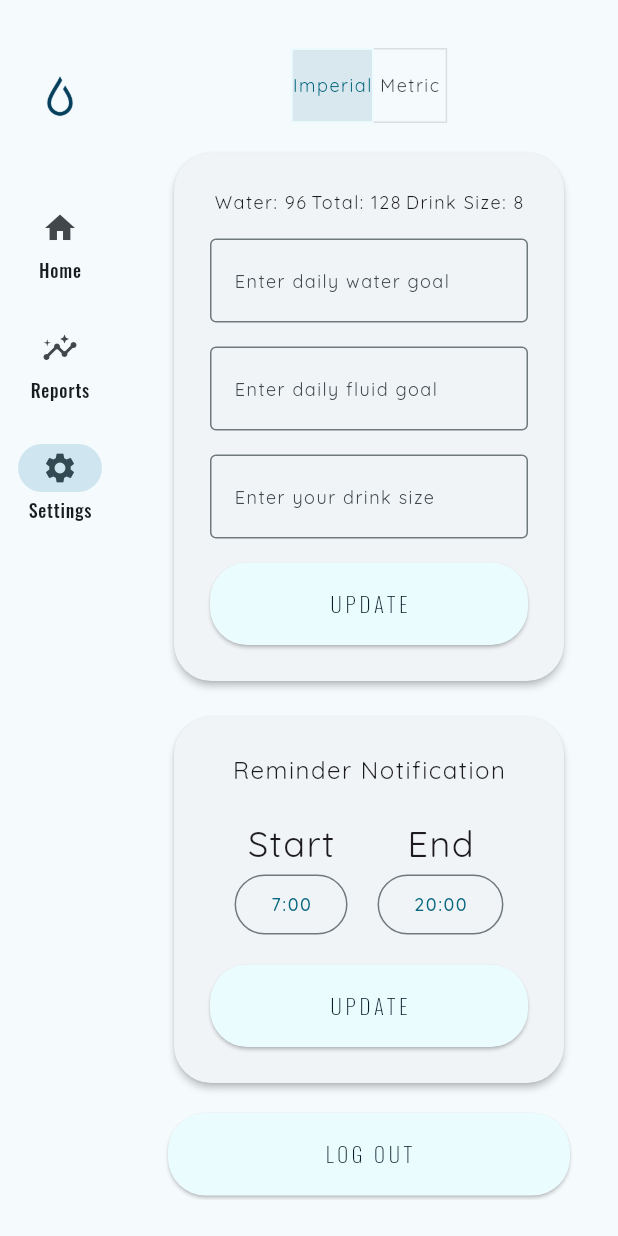
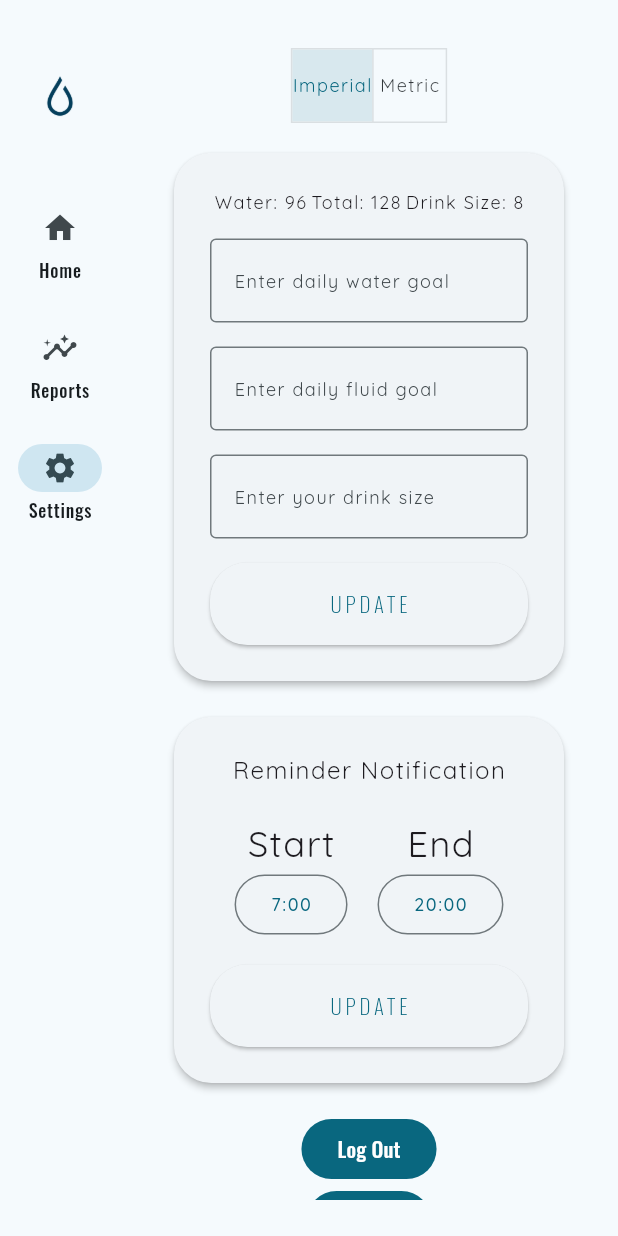
Before and after one commit to swsvindland/fitness-mobile, a Flutter app: the HomePageDesktop screen opened directly, after a tap on "Reports", after a tap on "Settings", on a phone screen of 412 x 824 dp. Run offline on Flutter 3.47's test engine with Material 3 defaults, Android fonts, the phone set to English and light mode, and no system bars; our stand-ins replace carousel_slider, cloud_firestore, community_charts_flutter, firebase_analytics, firebase_auth, firebase_core and 6 more; missing offline and left inert: os_detect; accounts and stored records are empty; generated files the repository leaves out were written again; network calls fail.

Commit message:
remove custom progress bars

```diff
--- a/apps/water_track/lib/main.dart
+++ b/apps/water_track/lib/main.dart
@@ -70,9 +70,6 @@ class App extends StatelessWidget {
           textTheme: GoogleFonts.oswaldTextTheme(),
           elevatedButtonTheme: ElevatedButtonThemeData(
             style: ButtonStyle(
-              backgroundColor:
-                  MaterialStateProperty.all<Color>(primaryVeryLight),
-              foregroundColor: MaterialStateProperty.all<Color>(textPrimary),
               fixedSize: MaterialStateProperty.all<Size>(const Size(300, 55)),
               shape: MaterialStateProperty.all<RoundedRectangleBorder>(
                 RoundedRectangleBorder(
@@ -87,8 +84,6 @@ class App extends StatelessWidget {
           textTheme: GoogleFonts.oswaldTextTheme(ThemeData.dark().textTheme),
           elevatedButtonTheme: ElevatedButtonThemeData(
             style: ButtonStyle(
-              foregroundColor: MaterialStateProperty.all<Color>(primaryVeryLight),
-              backgroundColor: MaterialStateProperty.all<Color>(background),
               fixedSize: MaterialStateProperty.all<Size>(const Size(300, 55)),
               shape: MaterialStateProperty.all<RoundedRectangleBorder>(
                 RoundedRectangleBorder(
--- a/apps/water_track/lib/utils/constants.dart
+++ b/apps/water_track/lib/utils/constants.dart
@@ -8,19 +8,8 @@ const int md = 900;
 const int lg = 1200;
 const int xl = 1536;
 
-const background = Color(0xff053F5C);
-const primaryVeryLight = Color(0xffEBFCFF);
-const primaryLight = Color(0xff9FE7F5);
 const primary = Color(0xff4198B5);
 const primaryDark = Color(0xff155E83);
-
-const secondaryLight = Color(0xffF7AD19);
-const secondary = Color(0xffF27F0C);
-const secondaryDark = Color(0xffBD5F00);
-
-const ternaryLight = Color(0xffFFF9EE);
-const ternary = Color(0xffFFEECD);
-const ternaryDark = Color(0xffFCD78F);
 
 const water = primary;
 const sparklingWater = Color(0xff70C9E8);
@@ -38,6 +27,3 @@ const juice = Color(0xffFFA800);
 const preWorkout = Color(0xff002335);
 const energyDrink = Color(0xffF27F0C);
 const dietEnergyDrink = Color(0xffFFC286);
-
-const textPrimary = Color(0xFF071C26);
-const textSecondary = Color(0xFF666666);
--- a/apps/water_track/lib/widgets/buttons/buttons.dart
+++ b/apps/water_track/lib/widgets/buttons/buttons.dart
@@ -42,7 +42,7 @@ class Buttons extends StatelessWidget {
         DrinkButton(
             title: AppLocalizations.of(context)!.sparklingWater,
             color: sparklingWater,
-            textColor: textPrimary,
+            textColor: Colors.black,
             inc: () => incDrink(user, drinks, 'sparklingWater', graphAnimation,
                 preferences.drinkSize),
             dec: () => decDrink(user, drinks, 'sparklingWater', graphAnimation,
@@ -51,7 +51,7 @@ class Buttons extends StatelessWidget {
         DrinkButton(
             title: AppLocalizations.of(context)!.sportsDrink,
             color: sportsDrink,
-            textColor: textPrimary,
+            textColor: Colors.black,
             inc: () => incDrink(user, drinks, 'sportsDrink', graphAnimation,
                 preferences.drinkSize),
             dec: () => decDrink(user, drinks, 'sportsDrink', graphAnimation,
@@ -60,7 +60,7 @@ class Buttons extends StatelessWidget {
         DrinkButton(
             title: AppLocalizations.of(context)!.dietSportsDrink,
             color: dietSportsDrink,
-            textColor: textPrimary,
+            textColor: Colors.black,
             inc: () => incDrink(user, drinks, 'dietSportsDrink', graphAnimation,
                 preferences.drinkSize),
             dec: () => decDrink(user, drinks, 'dietSportsDrink', graphAnimation,
@@ -138,7 +138,7 @@ class Buttons extends StatelessWidget {
         DrinkButton(
             title: AppLocalizations.of(context)!.dietEnergyDrink,
             color: dietEnergyDrink,
-            textColor: textPrimary,
+            textColor: Colors.black,
             inc: () => incDrink(user, drinks, 'dietEnergyDrink', graphAnimation,
                 preferences.drinkSize),
             dec: () => decDrink(user, drinks, 'dietEnergyDrink', graphAnimation,
--- a/apps/water_track/lib/widgets/buttons/carousel.dart
+++ b/apps/water_track/lib/widgets/buttons/carousel.dart
@@ -43,7 +43,6 @@ class _CarouselState extends State<Carousel> {
               carouselController: _controller,
               options: CarouselOptions(
                 enlargeCenterPage: true,
-                aspectRatio: 2.0,
                 onPageChanged: (index, reason) {
                   setState(() {
                     _current = index;
--- a/apps/water_track/lib/widgets/graph.dart
+++ b/apps/water_track/lib/widgets/graph.dart
@@ -1,11 +1,10 @@
 import 'package:flutter/material.dart';
-import 'package:flutter_animation_progress_bar/flutter_animation_progress_bar.dart';
-import 'package:google_fonts/google_fonts.dart';
 import 'package:provider/provider.dart';
 import 'package:community_charts_flutter/community_charts_flutter.dart' as charts;
 import 'package:models/models.dart';
 import 'package:utils/graph_animation_provider.dart';
 import 'package:water_track/utils/constants.dart';
+import 'package:water_track/widgets/progress_bar.dart';
 import 'package:flutter_gen/gen_l10n/app_localizations.dart';
 
 class Graph extends StatelessWidget {
@@ -60,9 +59,27 @@ class Graph extends StatelessWidget {
 
   @override
   Widget build(BuildContext context) {
-    final drinks = Provider.of<Drinks>(context);
+    final drink = Provider.of<Drinks>(context);
     final preferences = Provider.of<Preferences>(context);
-    var graphData = _createData(drinks);
+    var graphData = _createData(drink);
+
+    var water = drink.water.toDouble() / preferences.waterGoal.toDouble();
+    var totalAmount = drink.water +
+        drink.energyDrink +
+        drink.dietEnergyDrink +
+        drink.preWorkout +
+        drink.tea +
+        drink.milk +
+        drink.coffee +
+        drink.sparklingWater +
+        drink.soda +
+        drink.dietSoda +
+        drink.juice +
+        drink.sportsDrink +
+        drink.dietSportsDrink;
+    var total = totalAmount / preferences.totalGoal.toDouble();
+
+    var unit = preferences.unit == 'imperial' ? 'oz' : 'ml';
 
     return Padding(
       padding: const EdgeInsets.all(12),
@@ -76,52 +93,23 @@ class Graph extends StatelessWidget {
                   width: 200,
                   child: charts.PieChart<String>(graphData,
                       animate: context.watch<GraphAnimationProvider>().animate,
-                      animationDuration: const Duration(milliseconds: 300),
+                      animationDuration: const Duration(milliseconds: 500),
                       defaultRenderer: charts.ArcRendererConfig(arcWidth: 180)))
               : Container(),
-          const SizedBox(height: 8),
-          SizedBox(
-            width: 300,
-            height: 16,
-            child: FAProgressBar(
-              maxValue: preferences.waterGoal.toDouble(),
-              currentValue: drinks.water.toDouble(),
-              displayText: preferences.unit == 'imperial'
-                  ? AppLocalizations.of(context)!.reportOfWaterOz
-                  : AppLocalizations.of(context)!.reportOfWaterMl,
-              displayTextStyle: GoogleFonts.quicksand(
-                  color: background, fontSize: 12, letterSpacing: 1),
-              backgroundColor: primary,
-              progressColor: primaryLight,
-            ),
-          ),
-          const SizedBox(height: 8),
-          SizedBox(
-            width: 300,
-            height: 16,
-            child: FAProgressBar(
-              maxValue: preferences.totalGoal.toDouble(),
-              currentValue: drinks.water +
-                  drinks.energyDrink +
-                  drinks.dietEnergyDrink +
-                  drinks.preWorkout +
-                  drinks.tea +
-                  drinks.milk +
-                  drinks.coffee +
-                  drinks.sparklingWater +
-                  drinks.soda +
-                  drinks.dietSoda +
-                  drinks.juice +
-                  drinks.sportsDrink +
-                  drinks.dietSportsDrink.toDouble(),
-              displayText: preferences.unit == 'imperial'
-                  ? AppLocalizations.of(context)!.reportOfDrinkOz
-                  : AppLocalizations.of(context)!.reportOfDrinkMl,
-              displayTextStyle: GoogleFonts.quicksand(
-                  color: background, fontSize: 12, letterSpacing: 1),
-              backgroundColor: primary,
-              progressColor: primaryLight,
-            ),
+          Column(
+            mainAxisAlignment: MainAxisAlignment.center,
+            crossAxisAlignment: CrossAxisAlignment.start,
+            children: [
+              Text('${AppLocalizations.of(context)!.water} ${(drink.water).round()} $unit'),
+              ProgressBar(
+                value: water,
+              ),
+              const SizedBox(height: 8),
+              Text('${AppLocalizations.of(context)!.total} ${(totalAmount).round()} $unit'),
+              ProgressBar(
+                value: total,
+              ),
+            ],
           ),
         ],
       ),
--- a/apps/water_track/lib/widgets/home.dart
+++ b/apps/water_track/lib/widgets/home.dart
@@ -24,6 +24,8 @@ class Home extends StatelessWidget {
       ],
       child: Center(
         child: SingleChildScrollView(
+          child: SizedBox(
+            width: 600,
             child: Column(
               mainAxisAlignment: MainAxisAlignment.center,
               crossAxisAlignment: CrossAxisAlignment.center,
@@ -36,6 +38,7 @@ class Home extends StatelessWidget {
             ),
           ),
         ),
+      ),
     );
   }
 }
--- /dev/null
+++ b/apps/water_track/lib/widgets/progress_bar.dart
@@ -0,0 +1,20 @@
+import 'package:flutter/material.dart';
+
+class ProgressBar extends StatelessWidget {
+  final double value;
+  const ProgressBar({super.key, required this.value});
+
+  @override
+  Widget build(BuildContext context) {
+    return TweenAnimationBuilder<double>(
+      duration: const Duration(milliseconds: 500),
+      curve: Curves.easeInOut,
+      tween: Tween<double>(
+        begin: 0,
+        end: value,
+      ),
+      builder: (context, value, _) =>
+          LinearProgressIndicator(value: value),
+    );
+  }
+}
--- a/apps/water_track/lib/widgets/report_card.dart
+++ b/apps/water_track/lib/widgets/report_card.dart
@@ -1,12 +1,9 @@
 import 'package:flutter/material.dart';
-import 'package:flutter_animation_progress_bar/flutter_animation_progress_bar.dart';
-import 'package:google_fonts/google_fonts.dart';
 import 'package:intl/intl.dart';
 import 'package:provider/provider.dart';
 import 'package:models/models.dart';
 import 'package:flutter_gen/gen_l10n/app_localizations.dart';
-
-import '../utils/constants.dart';
+import 'package:water_track/widgets/progress_bar.dart';
 
 class ReportCard extends StatelessWidget {
   const ReportCard({super.key, required this.drink});
@@ -15,6 +12,21 @@ class ReportCard extends StatelessWidget {
   @override
   Widget build(BuildContext context) {
     var preferences = Provider.of<Preferences>(context);
+
+    var water = drink.water.toDouble() / preferences.waterGoal.toDouble();
+    var total = (drink.water +
+        drink.energyDrink +
+        drink.dietEnergyDrink +
+        drink.preWorkout +
+        drink.tea +
+        drink.milk +
+        drink.coffee +
+        drink.sparklingWater +
+        drink.soda +
+        drink.dietSoda +
+        drink.juice +
+        drink.sportsDrink +
+        drink.dietSportsDrink.toDouble()) / preferences.totalGoal.toDouble();
 
     return Card(
       child: Padding(
@@ -33,44 +45,14 @@ class ReportCard extends StatelessWidget {
             ),
             const Divider(),
             const SizedBox(height: 8),
-            SizedBox(
-              width: MediaQuery.of(context).size.width * .85,
-              height: 16,
-              child: FAProgressBar(
-                direction: Axis.horizontal,
-                maxValue: preferences.waterGoal.toDouble(),
-                currentValue: drink.water.toDouble(),
-                displayText: preferences.unit == 'imperial' ? AppLocalizations.of(context)!.reportOfWaterOz : AppLocalizations.of(context)!.reportOfWaterMl,
-                displayTextStyle: GoogleFonts.quicksand(color: background, fontSize: 12, letterSpacing: 1),
-                backgroundColor: primary,
-                progressColor: primaryLight,
-              ),
+            Text('${AppLocalizations.of(context)!.water} ${(water * 100).round()}%'),
+            ProgressBar(
+              value: water,
             ),
             const SizedBox(height: 16),
-            SizedBox(
-              width: MediaQuery.of(context).size.width * .85,
-              height: 16,
-              child: FAProgressBar(
-                direction: Axis.horizontal,
-                maxValue: preferences.totalGoal.toDouble(),
-                currentValue: drink.water +
-                    drink.energyDrink +
-                    drink.dietEnergyDrink +
-                    drink.preWorkout +
-                    drink.tea +
-                    drink.milk +
-                    drink.coffee +
-                    drink.sparklingWater +
-                    drink.soda +
-                    drink.dietSoda +
-                    drink.juice +
-                    drink.sportsDrink +
-                    drink.dietSportsDrink.toDouble(),
-                displayText: preferences.unit == 'imperial' ? AppLocalizations.of(context)!.reportOfDrinkOz : AppLocalizations.of(context)!.reportOfDrinkMl,
-                displayTextStyle: GoogleFonts.quicksand(color: background, fontSize: 12, letterSpacing: 1),
-                backgroundColor: primary,
-                progressColor: primaryLight,
-              ),
+            Text('${AppLocalizations.of(context)!.total} ${(total * 100).round()}%'),
+            ProgressBar(
+              value: total,
             ),
           ],
         ),
--- a/apps/water_track/lib/widgets/settings/delete_account.dart
+++ /dev/null
@@ -1,67 +0,0 @@
-import 'package:firebase_auth/firebase_auth.dart';
-import 'package:flutter/material.dart';
-import 'package:water_track/utils/constants.dart';
-import 'package:flutter_gen/gen_l10n/app_localizations.dart';
-
-class DeleteAccount extends StatelessWidget {
-  const DeleteAccount({super.key});
-
-  handleDeleteAccount() {
-    try {
-      var user = FirebaseAuth.instance.currentUser;
-      FirebaseAuth.instance.signOut();
-      user?.delete();
-    } finally {
-      navigatorKey.currentState!
-          .pushNamedAndRemoveUntil("/", (route) => false);
-    }
-  }
-
-  showAlertDialog(BuildContext context) {
-    // set up the buttons
-    Widget cancelButton = TextButton(
-      child: Text(AppLocalizations.of(context)!.cancel),
-      onPressed:  () {
-        Navigator.of(context).pop();
-      },
-    );
-    Widget continueButton = TextButton(
-      onPressed: handleDeleteAccount,
-      child: Text(AppLocalizations.of(context)!.delete),
-    );
-    // set up the AlertDialog
-    AlertDialog alert = AlertDialog(
-      title: Text(AppLocalizations.of(context)!.deleteAccount, style: const TextStyle(color: textPrimary),),
-      content: Text(AppLocalizations.of(context)!.deleteAccountConfirm, style: const TextStyle(color: textPrimary)),
-      actions: [
-        cancelButton,
-        continueButton,
-      ],
-    );
-    // show the dialog
-    showDialog(
-      context: context,
-      builder: (BuildContext context) {
-        return alert;
-      },
-    );
-  }
-
-  @override
-  Widget build(BuildContext context) {
-    return ElevatedButton(
-      onPressed: () {
-        showAlertDialog(context);
-      },
-      child: Text(
-        AppLocalizations.of(context)!.deleteAccount.toUpperCase(),
-        style: const TextStyle(
-          fontSize: 14.0,
-          letterSpacing: 2.5,
-          fontWeight: FontWeight.w100,
-          color: Colors.red,
-        ),
-      ),
-    );
-  }
-}
--- a/apps/water_track/lib/widgets/settings/goals.dart
+++ b/apps/water_track/lib/widgets/settings/goals.dart
@@ -5,7 +5,6 @@ import 'package:provider/provider.dart';
 import 'package:models/models.dart';
 import 'package:water_track/services/database_service.dart';
 import 'package:flutter_gen/gen_l10n/app_localizations.dart';
-import 'package:water_track/utils/constants.dart';
 
 class Goals extends StatefulWidget {
   const Goals({super.key});
@@ -45,8 +44,6 @@ class _GoalsState extends State<Goals> {
   Widget build(BuildContext context) {
     final user = Provider.of<User?>(context);
     final preferences = Provider.of<Preferences>(context);
-    var brightness = MediaQuery.of(context).platformBrightness;
-    var isDarkMode = brightness == Brightness.dark;
 
     return Card(
       elevation: 2,
--- a/apps/water_track/lib/widgets/settings/notifications.dart
+++ b/apps/water_track/lib/widgets/settings/notifications.dart
@@ -5,8 +5,6 @@ import 'package:provider/provider.dart';
 import 'package:water_track/services/database_service.dart';
 import 'package:flutter_gen/gen_l10n/app_localizations.dart';
 import 'package:models/models.dart';
-
-import '../../utils/constants.dart';
 
 class Notifications extends StatefulWidget {
   const Notifications({super.key});
@@ -33,8 +31,6 @@ class _NotificationsState extends State<Notifications> {
   Widget build(BuildContext context) {
     final user = Provider.of<User?>(context);
     final preferences = Provider.of<Preferences>(context);
-    var brightness = MediaQuery.of(context).platformBrightness;
-    var isDarkMode = brightness == Brightness.dark;
 
     setState(() {
       if (!set) {
--- a/apps/water_track/lib/widgets/settings/settings.dart
+++ b/apps/water_track/lib/widgets/settings/settings.dart
@@ -1,6 +1,6 @@
 import 'package:flutter/material.dart';
 import 'package:utils/sign_in.dart';
-import 'package:water_track/widgets/settings/delete_account.dart';
+import 'package:widgets/delete_account.dart';
 import 'package:water_track/widgets/settings/unit_switch.dart';
 import 'package:flutter_gen/gen_l10n/app_localizations.dart';
 
@@ -30,19 +30,18 @@ class Settings extends StatelessWidget {
                 const SizedBox(height: 16),
                 const Notifications(),
                 const SizedBox(height: 16),
-                ElevatedButton(
+                FilledButton(
                   onPressed: signOut,
                   child: Text(
-                    AppLocalizations.of(context)!.logOut.toUpperCase(),
-                    style: const TextStyle(
-                      fontSize: 14.0,
-                      letterSpacing: 2.5,
-                      fontWeight: FontWeight.w100,
-                    ),
+                    AppLocalizations.of(context)!.logOut,
                   ),
                 ),
-                const SizedBox(height: 16),
-                const DeleteAccount()
+                DeleteAccount(
+                  title: AppLocalizations.of(context)!.deleteAccount,
+                  content: AppLocalizations.of(context)!.deleteAccountConfirm,
+                  accept: AppLocalizations.of(context)!.delete,
+                  cancel: AppLocalizations.of(context)!.cancel,
+                )
               ],
             ),
           ),
--- a/apps/water_track/lib/widgets/settings/unit_switch.dart
+++ b/apps/water_track/lib/widgets/settings/unit_switch.dart
@@ -4,7 +4,6 @@ import 'package:google_fonts/google_fonts.dart';
 import 'package:provider/provider.dart';
 import 'package:water_track/services/database_service.dart';
 import 'package:flutter_gen/gen_l10n/app_localizations.dart';
-import 'package:water_track/utils/constants.dart';
 import 'package:models/models.dart';
 
 class UnitSwitch extends StatefulWidget {
@@ -41,7 +40,6 @@ class _UnitSwitchState extends State<UnitSwitch> {
         onPressed(user, preferences);
       },
       isSelected: isSelected,
-      selectedBorderColor: primaryVeryLight,
       children: [
         Text(
           AppLocalizations.of(context)!.imperial,
--- a/apps/water_track/pubspec.yaml
+++ b/apps/water_track/pubspec.yaml
@@ -28,7 +28,6 @@ dependencies:
   carousel_slider: ^4.2.1
   google_fonts: ^4.0.4
   community_charts_flutter: ^1.0.1
-  flutter_animation_progress_bar: ^2.3.1
   provider: ^6.0.5
   crypto: ^3.0.3
   os_detect: ^2.0.1
```
Lines whose indentation alone changed are shown as unchanged.
